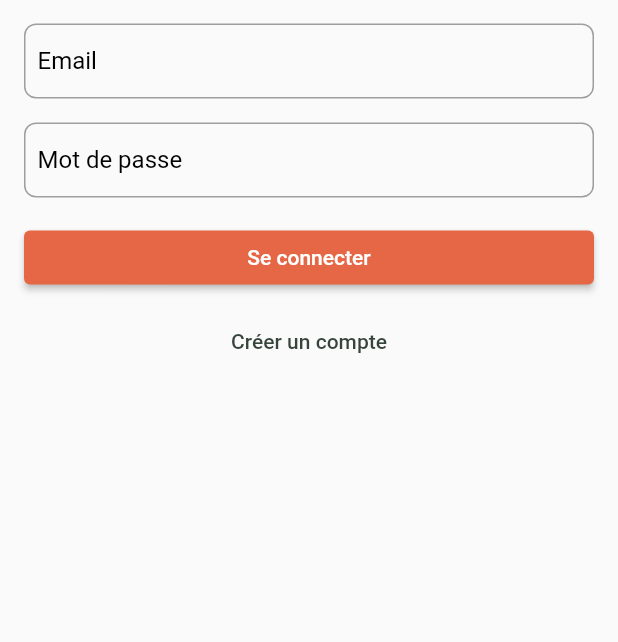
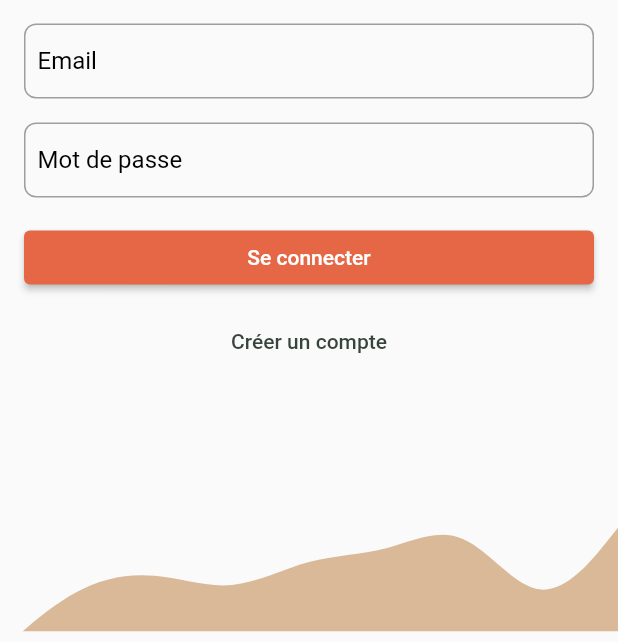
Before and after one commit to JulienArcioni89/chatrp, a Flutter app: the screen it shows after launch, on a phone screen of 412 x 824 dp, the part 594-1236 px from its top. Run offline on Flutter 3.47's test engine with Material 2 defaults, Android fonts, the light colour scheme and no system bars; our stand-ins replace flutter_svg, jwt_decoder.

Commit message:
Modification pattern bottom

```diff
--- a/chatrp/lib/login.dart
+++ b/chatrp/lib/login.dart
@@ -2,6 +2,7 @@ import 'package:flutter/material.dart';
 import 'dart:convert';
 import 'package:http/http.dart' as http;
 import 'package:chatrp/homePage.dart';
+import 'package:flutter_svg/flutter_svg.dart';
 
 class LoginPage extends StatefulWidget {
   @override
@@ -16,13 +17,11 @@ class _LoginPageState extends State<LoginPage> {
   final FocusNode _usernameFocusNode = FocusNode();
   final FocusNode _passwordFocusNode = FocusNode();
 
-
   String? _token;
 
   Future<void> _login() async {
     final String username = _usernameController.text;
     final String password = _passwordController.text;
-
 
     // Création du corps de la requête en utilisant les données d'authentification
     final String body = json.encode({
@@ -97,7 +96,9 @@ class _LoginPageState extends State<LoginPage> {
         centerTitle: true,
         backgroundColor: Color(0xFFD9B998),
       ),
-      body: SingleChildScrollView(
+      body: Stack(
+        children: [
+          SingleChildScrollView(
             child: Padding(
               padding: const EdgeInsets.all(16.0),
               child: Column(
@@ -112,7 +113,9 @@ class _LoginPageState extends State<LoginPage> {
                     duration: Duration(milliseconds: 200),
                     decoration: BoxDecoration(
                       border: Border.all(
-                    color: _isUsernameFocused ? Color(0xFFD9B998) : Colors.grey,
+                        color: _isUsernameFocused
+                            ? Color(0xFFD9B998)
+                            : Colors.grey,
                         width: 1.0,
                       ),
                       borderRadius: BorderRadius.circular(8.0),
@@ -124,7 +127,8 @@ class _LoginPageState extends State<LoginPage> {
                         labelText: 'Email',
                         border: InputBorder.none,
                         labelStyle: TextStyle(
-                      color: _isUsernameFocused ? Colors.black : Colors.black,
+                          color:
+                              _isUsernameFocused ? Colors.black : Colors.black,
                         ),
                         contentPadding: EdgeInsets.only(left: 8.0),
                       ),
@@ -141,7 +145,9 @@ class _LoginPageState extends State<LoginPage> {
                     duration: Duration(milliseconds: 200),
                     decoration: BoxDecoration(
                       border: Border.all(
-                    color: _isPasswordFocused ? Color(0xFFD9B998) : Colors.grey,
+                        color: _isPasswordFocused
+                            ? Color(0xFFD9B998)
+                            : Colors.grey,
                         width: 1.0,
                       ),
                       borderRadius: BorderRadius.circular(8.0),
@@ -154,7 +160,8 @@ class _LoginPageState extends State<LoginPage> {
                         labelText: 'Mot de passe',
                         border: InputBorder.none,
                         labelStyle: TextStyle(
-                      color: _isUsernameFocused ? Colors.black : Colors.black,
+                          color:
+                              _isUsernameFocused ? Colors.black : Colors.black,
                         ),
                         contentPadding: EdgeInsets.only(left: 8.0),
                       ),
@@ -190,6 +197,15 @@ class _LoginPageState extends State<LoginPage> {
               ),
             ),
           ),
+          Align(
+            alignment: Alignment.bottomCenter,
+            child: SvgPicture.asset(
+              'assets/wave2.svg',
+              fit: BoxFit.contain,
+            ),
+          ),
+        ],
+      ),
     );
   }
 }
--- a/chatrp/pubspec.yaml
+++ b/chatrp/pubspec.yaml
@@ -67,6 +67,7 @@ flutter:
     - assets/chat.svg
     - assets/game.svg
     - assets/person.svg
+    - assets/wave2.svg
 
 
   # The following line ensures that the Material Icons font is
```
Also changed, not shown: chatrp/lib/conversation.dart (+25 -19 lines), chatrp/assets/wave2.svg (added). Lines whose indentation alone changed are shown as unchanged.
